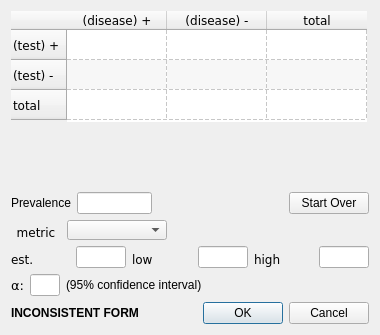
Before: the Qt Designer form diagnostic_data_form.ui in bwallace/OpenMeta-analyst-, drawn with Qt 5.
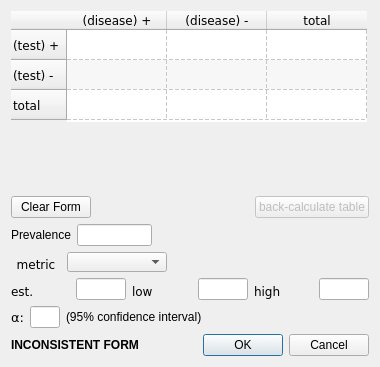
After: the same form once the commit is applied. Icons and pictures are not drawn.

Commit message: adding back-calc button to diagnostic

Diff of the .ui file:
```diff
--- a/diagnostic_data_form.ui
+++ b/diagnostic_data_form.ui
@@ -7,7 +7,7 @@
     <x>0</x>
     <y>0</y>
     <width>380</width>
-    <height>335</height>
+    <height>367</height>
    </rect>
   </property>
   <property name="windowTitle">
@@ -112,6 +112,40 @@
      </property>
     </spacer>
    </item>
+   <item>
+    <layout class="QHBoxLayout" name="horizontalLayout_6">
+     <item>
+      <widget class="QPushButton" name="clear_Btn">
+       <property name="text">
+        <string>Clear Form</string>
+       </property>
+      </widget>
+     </item>
+     <item>
+      <spacer name="horizontalSpacer_5">
+       <property name="orientation">
+        <enum>Qt::Horizontal</enum>
+       </property>
+       <property name="sizeHint" stdset="0">
+        <size>
+         <width>40</width>
+         <height>20</height>
+        </size>
+       </property>
+      </spacer>
+     </item>
+     <item>
+      <widget class="QPushButton" name="back_calc_Btn">
+       <property name="enabled">
+        <bool>false</bool>
+       </property>
+       <property name="text">
+        <string>back-calculate table</string>
+       </property>
+      </widget>
+     </item>
+    </layout>
+   </item>
    <item>
     <layout class="QHBoxLayout" name="horizontalLayout_3">
      <item>
@@ -153,13 +187,6 @@
        </property>
       </spacer>
      </item>
-     <item>
-      <widget class="QPushButton" name="startover_Btn">
-       <property name="text">
-        <string>Start Over</string>
-       </property>
-      </widget>
-     </item>
     </layout>
    </item>
    <item>
```
The commit also changes 7 other files.
